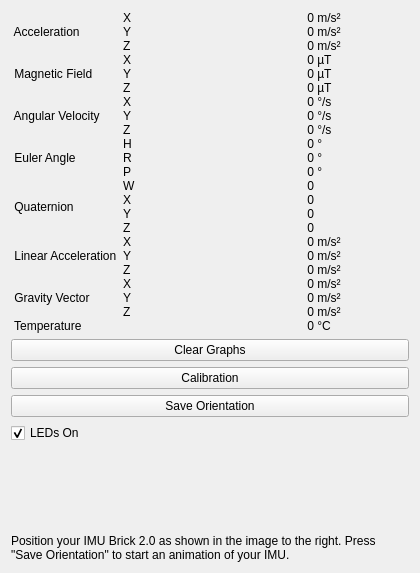
Before: the Qt Designer form src/brickv/plugin_system/plugins/imu_v2/ui/imu_v2.ui in Tinkerforge/brickv, drawn with Qt 5.
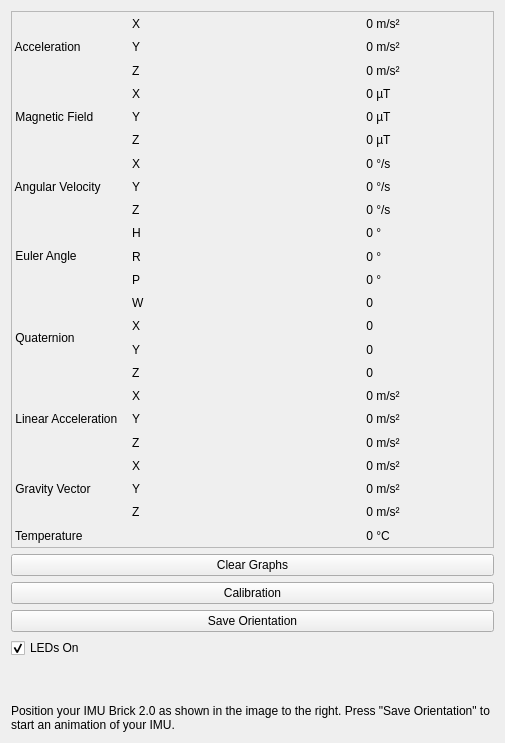
After: the same form once the commit is applied.

Commit message: imu-v2: Move graphs into scroll area to reduce minimal height

```diff
--- a/src/brickv/plugin_system/plugins/imu_v2/ui/imu_v2.ui
+++ b/src/brickv/plugin_system/plugins/imu_v2/ui/imu_v2.ui
@@ -6,8 +6,8 @@
    <rect>
     <x>0</x>
     <y>0</y>
-    <width>420</width>
-    <height>573</height>
+    <width>505</width>
+    <height>743</height>
    </rect>
   </property>
   <property name="windowTitle">
@@ -17,6 +17,30 @@
    <item>
     <layout class="QVBoxLayout" name="verticalLayout_3">
      <item>
+      <widget class="QScrollArea" name="scrollArea">
+       <property name="sizePolicy">
+        <sizepolicy hsizetype="Expanding" vsizetype="Expanding">
+         <horstretch>0</horstretch>
+         <verstretch>1</verstretch>
+        </sizepolicy>
+       </property>
+       <property name="widgetResizable">
+        <bool>true</bool>
+       </property>
+       <widget class="QWidget" name="scrollAreaWidgetContents_2">
+        <property name="geometry">
+         <rect>
+          <x>0</x>
+          <y>0</y>
+          <width>483</width>
+          <height>504</height>
+         </rect>
+        </property>
+        <layout class="QVBoxLayout" name="verticalLayout_2">
+         <property name="margin">
+          <number>0</number>
+         </property>
+         <item>
       <layout class="QGridLayout" name="data_grid">
        <property name="spacing">
         <number>0</number>
@@ -633,6 +657,10 @@
         </widget>
        </item>
       </layout>
+         </item>
+        </layout>
+       </widget>
+      </widget>
      </item>
      <item>
       <layout class="QHBoxLayout" name="layout_bottom">
```
Lines whose indentation alone changed are shown as unchanged.
